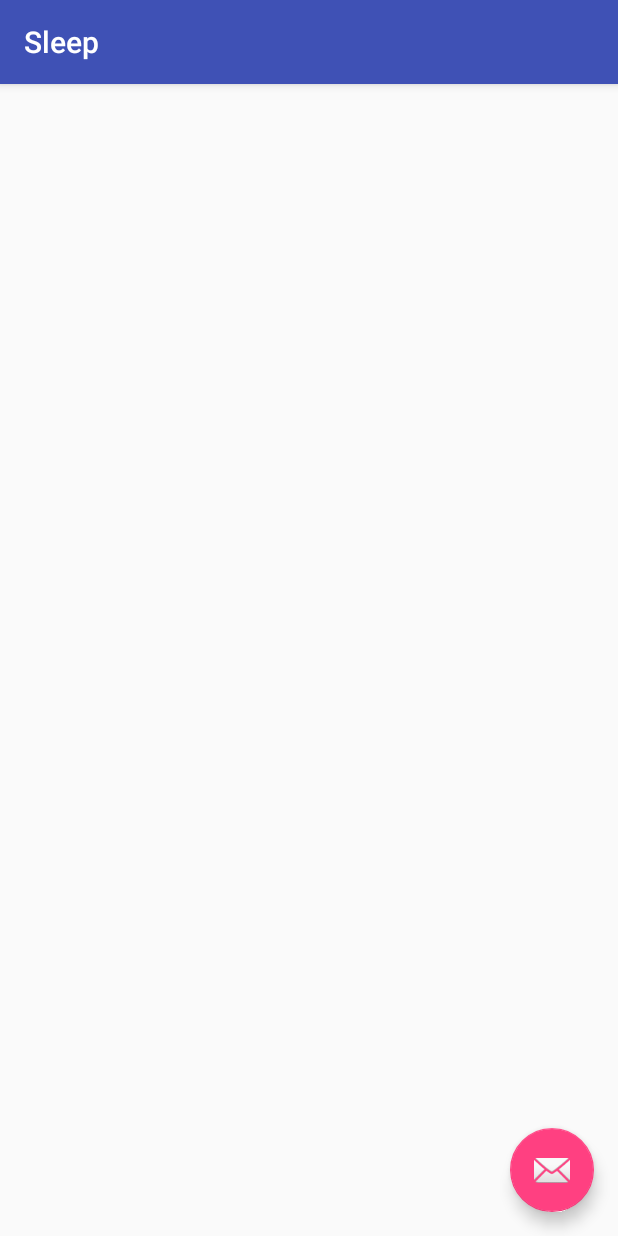
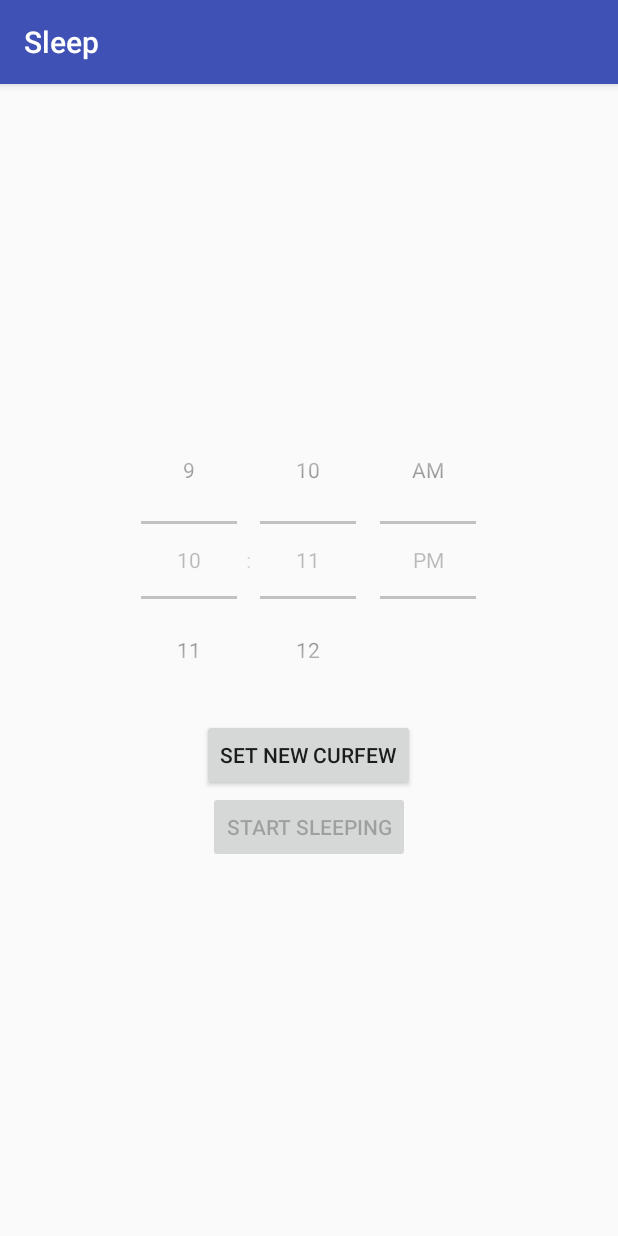
Before and after one commit to jluken/Mobile_Buddy, an Android app: the Sleep screen opened directly, with no data from a screen before it, on a phone screen of 412 x 824 dp. Run offline under Robolectric (Android 15) with nearby library versions, the light colour scheme and no system bars.

Commit message:
Sleep activity functionality working

```diff
--- a/app/src/main/AndroidManifest.xml
+++ b/app/src/main/AndroidManifest.xml
@@ -2,7 +2,7 @@
 <manifest xmlns:android="http://schemas.android.com/apk/res/android"
     package="com.example.cse5236.mobilebuddy">
 
-    <uses-permission android:name="android.permission.READ_EXTERNAL_STORAGE"/>
+    <uses-permission android:name="android.permission.READ_EXTERNAL_STORAGE" />
 
     <application
         android:allowBackup="true"
@@ -46,7 +46,9 @@
         <activity
             android:name=".Sleep"
             android:label="@string/title_activity_sleep"
-            android:theme="@style/AppTheme.NoActionBar"></activity>
+            android:theme="@style/AppTheme.NoActionBar" />
+
+
     </application>
 
 </manifest>
--- a/app/src/main/res/layout/activity_sleep.xml
+++ b/app/src/main/res/layout/activity_sleep.xml
@@ -5,6 +5,10 @@
     android:layout_width="match_parent"
     android:layout_height="match_parent"
     tools:context="com.example.cse5236.mobilebuddy.Sleep">
+
+
+
+
 
     <android.support.design.widget.AppBarLayout
         android:layout_width="match_parent"
@@ -18,16 +22,55 @@
             android:background="?attr/colorPrimary"
             app:popupTheme="@style/AppTheme.PopupOverlay" />
 
+
+
     </android.support.design.widget.AppBarLayout>
+
+
+    <LinearLayout
+        android:layout_width="match_parent"
+        android:layout_height="match_parent"
+        android:gravity="center"
+        android:orientation="vertical">
+
+
+        <TextView
+            android:id="@+id/currentCurfewDisplay"
+            android:layout_width="wrap_content"
+            android:layout_height="wrap_content"
+            android:layout_gravity="center"
+            android:textAppearance="@style/TextAppearance.AppCompat" />
+
+        <TimePicker
+            android:id="@+id/curfewSetter"
+            android:layout_width="wrap_content"
+            android:layout_height="wrap_content"
+            android:timePickerMode="spinner"
+            />
+
+        <Button
+            android:id="@+id/setNewCurfew"
+            android:layout_width="wrap_content"
+            android:layout_height="wrap_content"
+            android:layout_gravity="center"
+            android:text="Set New Curfew"
+            />
+
+
+        <Button
+            android:id="@+id/startSleeping"
+            android:layout_width="wrap_content"
+            android:layout_height="wrap_content"
+            android:layout_gravity="center"
+            android:text="Start Sleeping"
+
+            />
+
+
+    </LinearLayout>
 
     <include layout="@layout/content_sleep" />
 
-    <android.support.design.widget.FloatingActionButton
-        android:id="@+id/fab"
-        android:layout_width="wrap_content"
-        android:layout_height="wrap_content"
-        android:layout_gravity="bottom|end"
-        android:layout_margin="@dimen/fab_margin"
-        app:srcCompat="@android:drawable/ic_dialog_email" />
+
 
 </android.support.design.widget.CoordinatorLayout>
--- a/app/src/main/res/values/strings.xml
+++ b/app/src/main/res/values/strings.xml
@@ -9,4 +9,5 @@
 
     <!-- TODO: Remove or change this placeholder text -->
     <string name="hello_blank_fragment">Hello blank fragment</string>
+    <string name="title_activity_curfew">CurfewActivity</string>
 </resources>
```
Also changed, not shown: app/src/main/java/com/example/cse5236/mobilebuddy/Sleep.java (+225 -7 lines).
